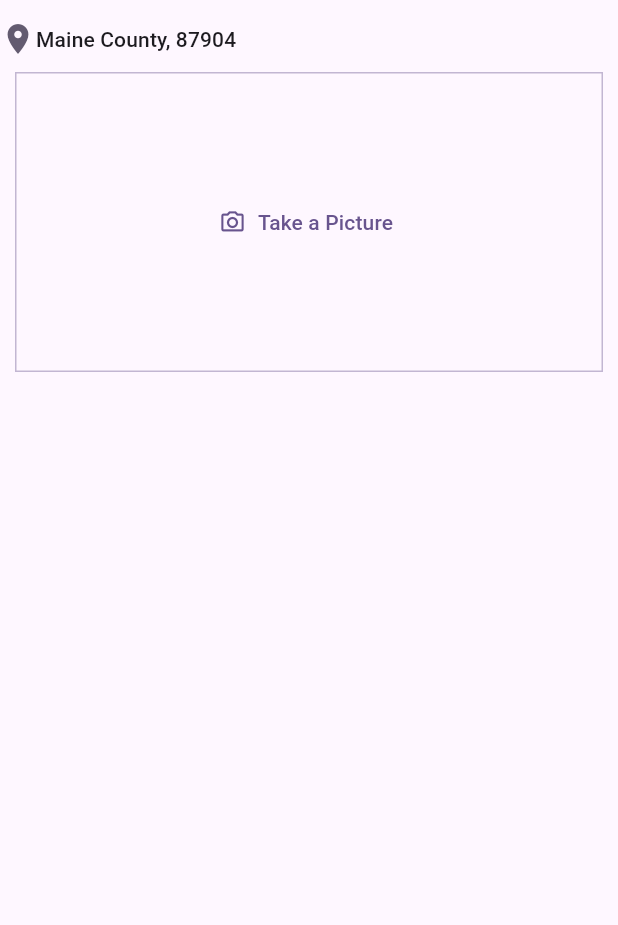
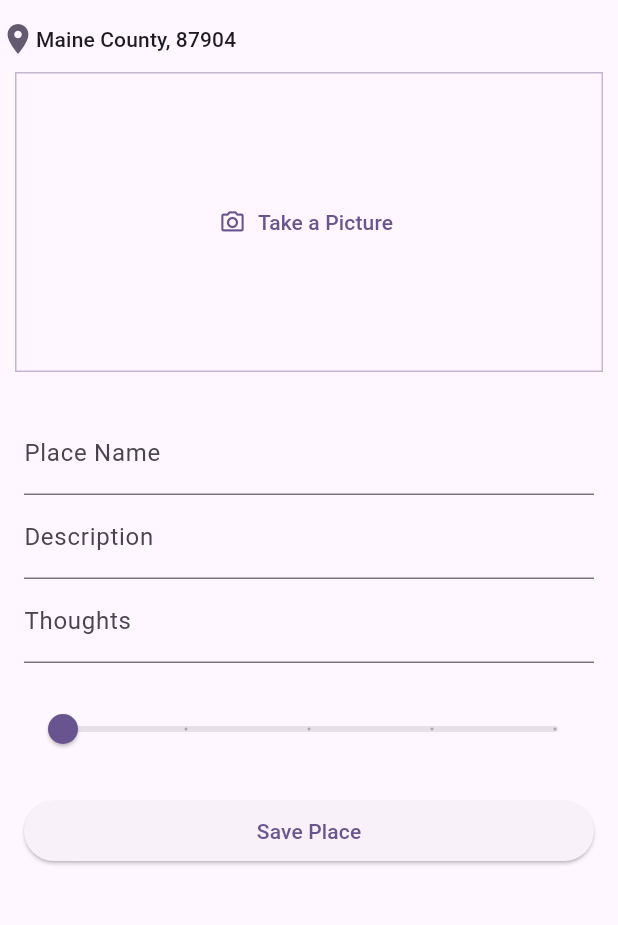
Before and after one commit to pdichone/flutter-course-been-here-go, a Flutter app: the HomePage screen opened directly, on a phone screen of 412 x 824 dp, the part 63-988 px from its top. Run offline on Flutter 3.47's test engine with Material 3 defaults, Android fonts, the phone set to English and light mode, and no system bars; our stand-ins replace firebase_auth, firebase_core, image_picker; accounts and stored records are empty.

Commit message:
Add Form and save place button

```diff
--- a/lib/pages/home_screen.dart
+++ b/lib/pages/home_screen.dart
@@ -15,6 +15,11 @@ class HomePage extends StatefulWidget {
 
 class _HomePageState extends State<HomePage> {
   XFile? _selectedImage;
+  final _formKey = GlobalKey<FormState>();
+  final _nameController = TextEditingController();
+  final _descriptionController = TextEditingController();
+  final _thoughtsController = TextEditingController();
+  double _rating = 1;
 
   void _takePicture() async {
     final imagePicker = ImagePicker();
@@ -80,6 +85,81 @@ class _HomePageState extends State<HomePage> {
             ),
             // camera and button area
             CameraButton(content: content),
+
+            // Form Area
+            Form(
+                key: _formKey,
+                child: SingleChildScrollView(
+                  child: Padding(
+                    padding: const EdgeInsets.all(16),
+                    child: Column(
+                      crossAxisAlignment: CrossAxisAlignment.stretch,
+                      children: [
+                        TextFormField(
+                          controller: _nameController,
+                          decoration: const InputDecoration(
+                            labelText: 'Place Name',
+                          ),
+                          validator: (value) {
+                            if (value!.isEmpty) {
+                              return 'Please enter a name';
+                            } else {
+                              return null;
+                            }
+                          },
+                        ),
+                        TextFormField(
+                          controller: _descriptionController,
+                          decoration: const InputDecoration(
+                            labelText: 'Description',
+                          ),
+                          validator: (value) {
+                            if (value!.isEmpty) {
+                              return 'Please enter a description';
+                            } else {
+                              return null;
+                            }
+                          },
+                        ),
+                        TextFormField(
+                          controller: _descriptionController,
+                          decoration: const InputDecoration(
+                            labelText: 'Thoughts',
+                          ),
+                          validator: (value) {
+                            if (value!.isEmpty) {
+                              return 'Please enter your thoughts';
+                            } else {
+                              return null;
+                            }
+                          },
+                        ),
+                        const SizedBox(
+                          height: 20,
+                        ),
+                        Slider(
+                            value: _rating,
+                            min: 1,
+                            max: 5,
+                            divisions: 4,
+                            label: 'Rating: $_rating',
+                            onChanged: (double value) {
+                              setState(() {
+                                _rating = value;
+                              });
+                            }),
+                        const SizedBox(
+                          height: 20,
+                        ),
+                        ElevatedButton(
+                            onPressed: () {
+                              // save place
+                            },
+                            child: Text('Save Place'))
+                      ],
+                    ),
+                  ),
+                ))
           ],
         ),
       ),
```
